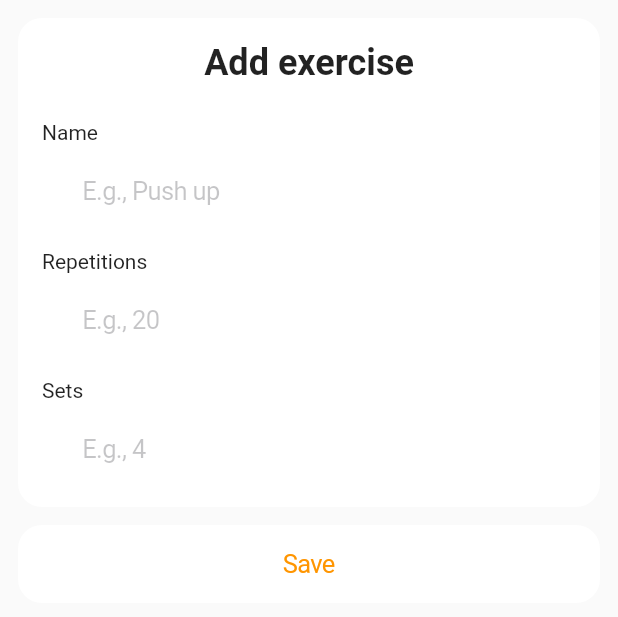
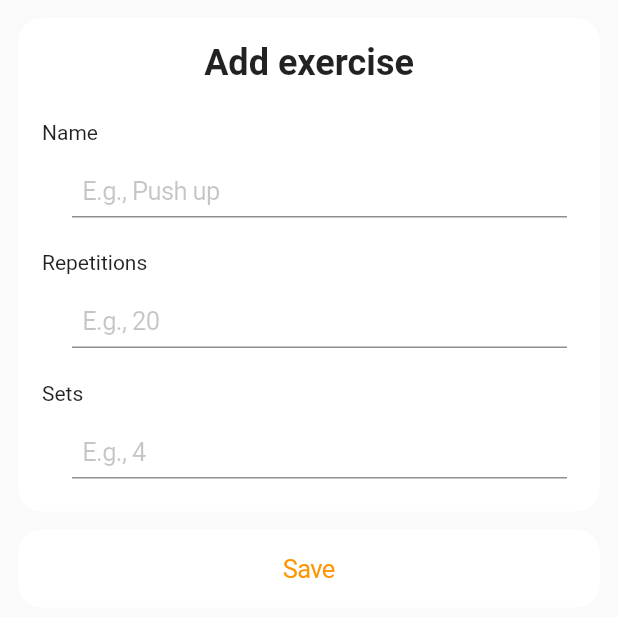
Before and after one commit to harysuryanto/zor_lite, a Flutter app: the AddExercise widget shown alone on an empty page, opened directly with empty values, on a phone screen of 412 x 824 dp. Shown: the top 617 px of the screen. Run offline on Flutter 3.47's test engine with Material 2 defaults, Android fonts, the phone set to English and light mode, and no system bars; our stand-ins replace cloud_firestore, firebase_auth, firebase_core, go_router; accounts and stored records are empty.

```diff
--- a/lib/widgets/exercise/add_exercise.dart
+++ b/lib/widgets/exercise/add_exercise.dart
@@ -35,7 +35,9 @@ class _AddExerciseState extends State<AddExercise> {
     final db = DatabaseService();
     final user = Provider.of<User?>(context, listen: false);
 
-    return SingleChildScrollView(
+    return SizedBox(
+      width: 600,
+      child: SingleChildScrollView(
         child: Padding(
           padding: const EdgeInsets.all(12),
           child: Column(
@@ -74,6 +76,14 @@ class _AddExerciseState extends State<AddExercise> {
                                 }
                                 return null;
                               },
+                              decoration: const BoxDecoration(
+                                border: Border(
+                                  bottom: BorderSide(
+                                    width: 1,
+                                    color: CupertinoColors.systemGrey,
+                                  ),
+                                ),
+                              ),
                             ),
 
                             const SizedBox(height: 16),
@@ -92,6 +102,14 @@ class _AddExerciseState extends State<AddExercise> {
                                 }
                                 return null;
                               },
+                              decoration: const BoxDecoration(
+                                border: Border(
+                                  bottom: BorderSide(
+                                    width: 1,
+                                    color: CupertinoColors.systemGrey,
+                                  ),
+                                ),
+                              ),
                             ),
 
                             const SizedBox(height: 16),
@@ -110,6 +128,14 @@ class _AddExerciseState extends State<AddExercise> {
                                 }
                                 return null;
                               },
+                              decoration: const BoxDecoration(
+                                border: Border(
+                                  bottom: BorderSide(
+                                    width: 1,
+                                    color: CupertinoColors.systemGrey,
+                                  ),
+                                ),
+                              ),
                             ),
                           ],
                         ),
@@ -145,13 +171,14 @@ class _AddExerciseState extends State<AddExercise> {
             ],
           ),
         ),
+      ),
     );
   }
 
   Container _customContainer({required Widget child}) {
     final themeBrightness = CupertinoTheme.brightnessOf(context);
     final backgroundColor = themeBrightness == Brightness.dark
-        ? CupertinoColors.black
+        ? CupertinoColors.darkBackgroundGray
         : CupertinoColors.white;
 
     return Container(
```
Lines whose indentation alone changed are shown as unchanged.
